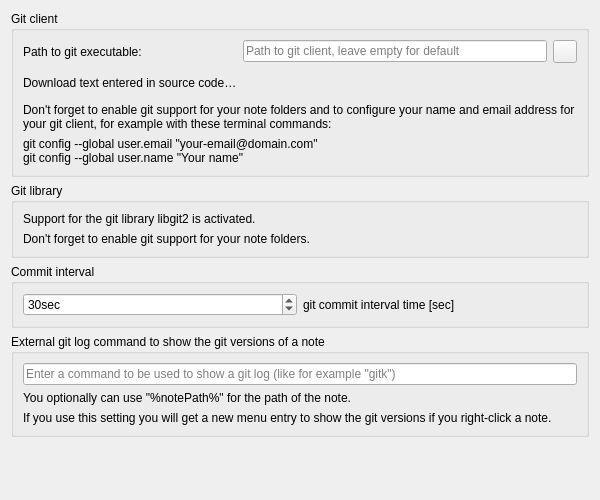
The window that src/widgets/settings/gitsettingswidget.ui (pbek/QOwnNotes) describes before a commit, drawn with Qt 5.
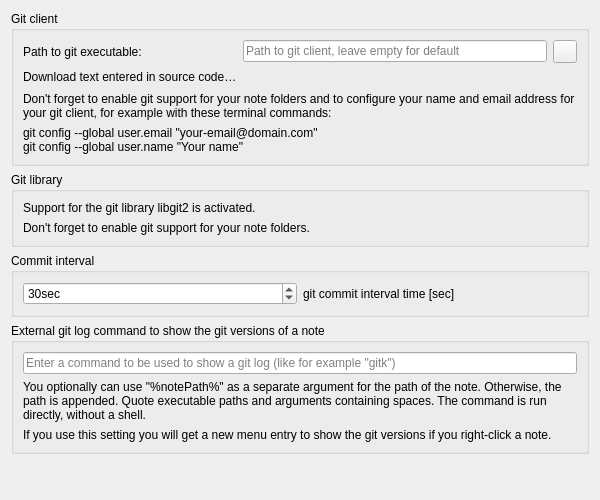
The same window after the commit. Icons and pictures are not drawn. Custom widgets are drawn as their Qt base class.

Commit message: git: prevent command injection through note filenames

What changed in the file:
```diff
--- a/src/widgets/settings/gitsettingswidget.ui
+++ b/src/widgets/settings/gitsettingswidget.ui
@@ -79,11 +79,14 @@
       <item row="1" column="0">
        <widget class="QLabel" name="label_25">
         <property name="text">
-         <string extracomment="Please don't translate &quot;%notePath%&quot;">You optionally can use &quot;%notePath%&quot; for the path of the note.</string>
+         <string extracomment="Please don't translate &quot;%notePath%&quot;">You optionally can use &quot;%notePath%&quot; as a separate argument for the path of the note. Otherwise, the path is appended. Quote executable paths and arguments containing spaces. The command is run directly, without a shell.</string>
         </property>
         <property name="textInteractionFlags">
          <set>Qt::TextInteractionFlag::LinksAccessibleByMouse|Qt::TextInteractionFlag::TextSelectableByKeyboard|Qt::TextInteractionFlag::TextSelectableByMouse</set>
         </property>
+        <property name="wordWrap">
+         <bool>true</bool>
+        </property>
        </widget>
       </item>
       <item row="2" column="0">
```
The commit also changes 9 other files.
